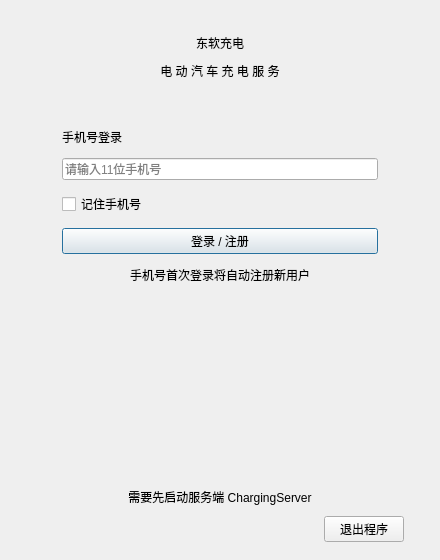
swaggers-swaggers/charging_piles_management, file code/client/LoginDialog.ui: the form before one commit.
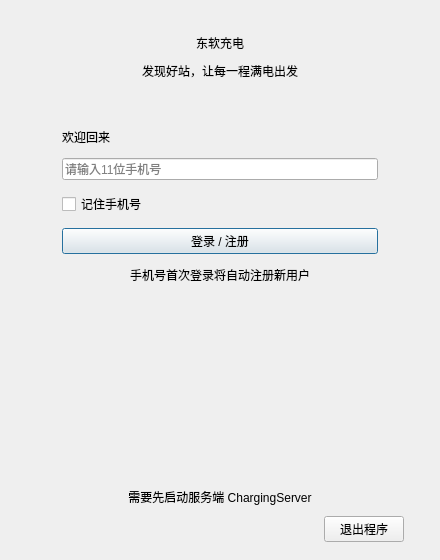
The form after the commit.

What changed in the file:
```diff
--- a/code/client/LoginDialog.ui
+++ b/code/client/LoginDialog.ui
@@ -45,7 +45,7 @@
    <item>
     <widget class="QLabel" name="subtitleLabel">
      <property name="text">
-      <string>电 动 汽 车 充 电 服 务</string>
+      <string>发现好站，让每一程满电出发</string>
      </property>
      <property name="alignment">
       <set>Qt::AlignCenter</set>
@@ -89,7 +89,7 @@
       <item>
        <widget class="QLabel" name="cardTitle">
         <property name="text">
-         <string>手机号登录</string>
+         <string>欢迎回来</string>
         </property>
        </widget>
       </item>
```
